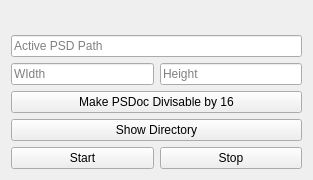
Before: the Qt Designer form ui/record/mainwindow.ui in minuJeong/psd_snapshot_tool, drawn with Qt 5.
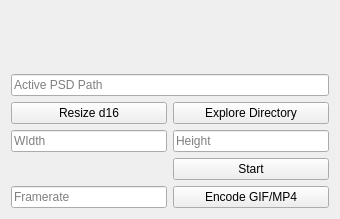
After: the same form once the commit is applied.

Commit message: finish support for resize image add support for framerate input

The edit to the form file:
```diff
--- a/ui/record/mainwindow.ui
+++ b/ui/record/mainwindow.ui
@@ -6,8 +6,8 @@
    <rect>
     <x>0</x>
     <y>0</y>
-    <width>313</width>
-    <height>180</height>
+    <width>340</width>
+    <height>219</height>
    </rect>
   </property>
   <property name="windowTitle">
@@ -15,7 +15,7 @@
   </property>
   <widget class="QWidget" name="centralWidget">
    <layout class="QGridLayout" name="gridLayout">
-    <item row="2" column="1">
+    <item row="5" column="1">
      <widget class="QLineEdit" name="SaveSizeHeightLineEdit">
       <property name="placeholderText">
        <string>Height</string>
@@ -35,34 +35,13 @@
       </property>
      </spacer>
     </item>
-    <item row="2" column="0">
+    <item row="5" column="0">
      <widget class="QLineEdit" name="SaveSizeWidthLineEdit">
       <property name="placeholderText">
        <string>WIdth</string>
       </property>
      </widget>
     </item>
-    <item row="5" column="1">
-     <widget class="QPushButton" name="StopButton">
-      <property name="text">
-       <string>Stop</string>
-      </property>
-     </widget>
-    </item>
-    <item row="4" column="0" colspan="2">
-     <widget class="QPushButton" name="ShowDirectoryButton">
-      <property name="text">
-       <string>Show Directory</string>
-      </property>
-     </widget>
-    </item>
-    <item row="5" column="0">
-     <widget class="QPushButton" name="StartButton">
-      <property name="text">
-       <string>Start</string>
-      </property>
-     </widget>
-    </item>
     <item row="1" column="0" colspan="2">
      <widget class="QLineEdit" name="PSDPathLineInput">
       <property name="placeholderText">
@@ -70,10 +49,38 @@
       </property>
      </widget>
     </item>
-    <item row="3" column="0" colspan="2">
+    <item row="8" column="1">
+     <widget class="QPushButton" name="StopButton">
+      <property name="text">
+       <string>Encode GIF/MP4</string>
+      </property>
+     </widget>
+    </item>
+    <item row="8" column="0">
+     <widget class="QLineEdit" name="FrameRateLineEdit">
+      <property name="placeholderText">
+       <string>Framerate</string>
+      </property>
+     </widget>
+    </item>
+    <item row="6" column="1">
+     <widget class="QPushButton" name="StartButton">
+      <property name="text">
+       <string>Start</string>
+      </property>
+     </widget>
+    </item>
+    <item row="3" column="0">
      <widget class="QPushButton" name="MakeDivisable16Button">
       <property name="text">
-       <string>Make PSDoc Divisable by 16</string>
+       <string>Resize d16</string>
+      </property>
+     </widget>
+    </item>
+    <item row="3" column="1">
+     <widget class="QPushButton" name="ShowDirectoryButton">
+      <property name="text">
+       <string>Explore Directory</string>
       </property>
      </widget>
     </item>
```
The commit also changes 2 other files.
